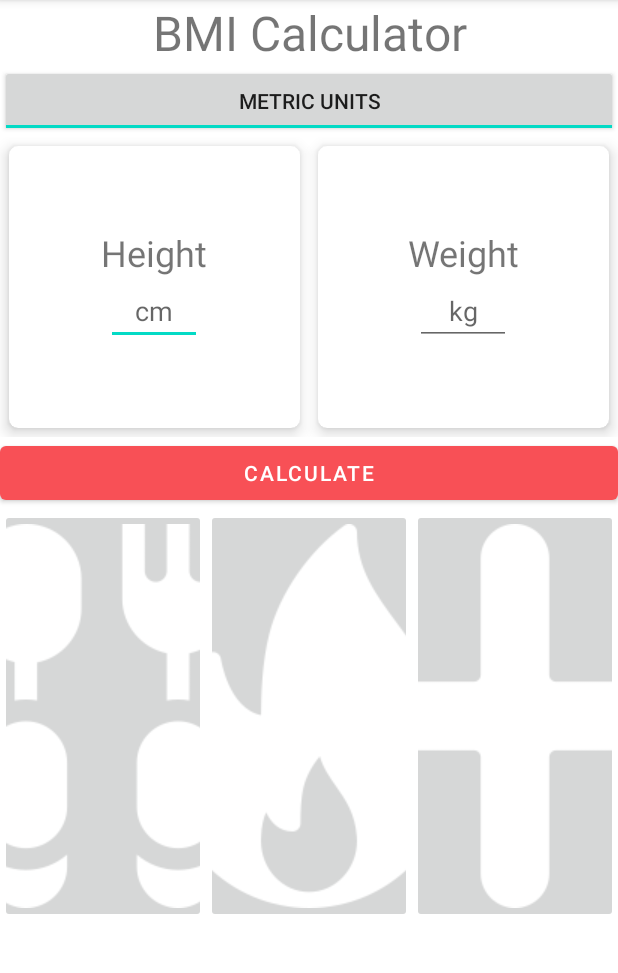
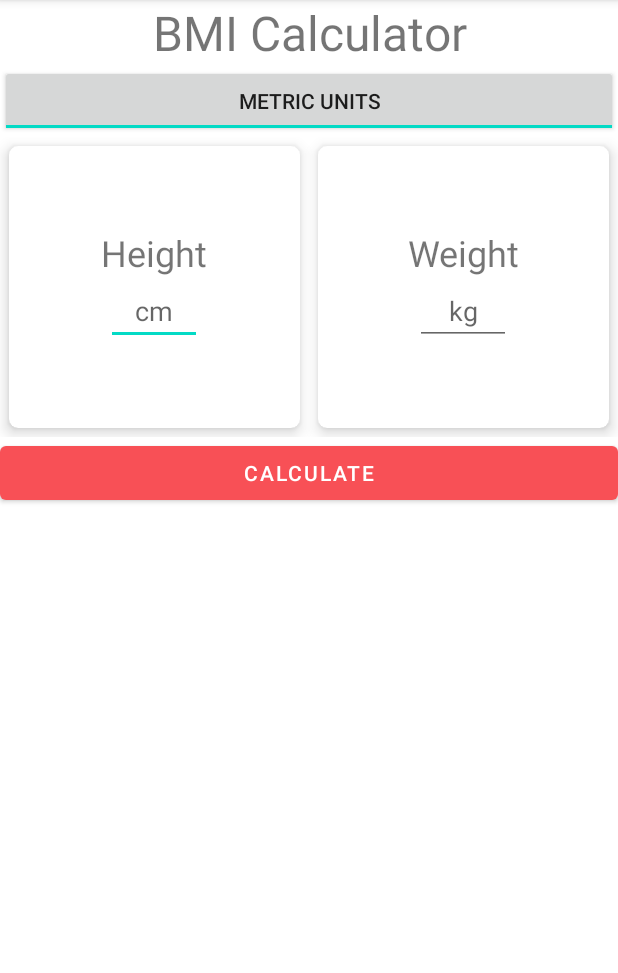
Before and after one commit to SmartNutrition11/smartnutrition, an Android app: the screen it shows after launch (BMIActivity), after a tap on "BMI Calculator", on a phone screen of 412 x 824 dp, the part 84-1057 px from its top. Run offline under Robolectric (Android 15) with nearby library versions, the phone set to English and light mode, and no system bars.

Commit message:
Revert "Merge pull request #20 from SmartNutrition11/huangtz_codeReview2"
This reverts commit bd882e4d85406e102e7fc41df9c8a96731151510.

```diff
--- a/app/build.gradle
+++ b/app/build.gradle
@@ -30,6 +30,9 @@ android {
     kotlinOptions {
         jvmTarget = '1.8'
     }
+    buildFeatures {
+        viewBinding true
+    }
 }
 
 dependencies {
--- a/app/src/main/java/edu/uc/mille5bm/smartnutrition/BMIActivity.kt
+++ b/app/src/main/java/edu/uc/mille5bm/smartnutrition/BMIActivity.kt
@@ -1,12 +1,11 @@
-
 package edu.uc.mille5bm.smartnutrition
 
 import android.graphics.Color
 import android.os.Bundle
+import android.view.View
+import android.widget.Toast
 import androidx.appcompat.app.AppCompatActivity
-import android.view.View
-import android.widget.*
-import androidx.cardview.widget.CardView
+import edu.uc.mille5bm.smartnutrition.databinding.ActivityBmiCalculatorBinding
 import edu.uc.mille5bm.smartnutrition.ui.main.BMICalcUtil
 import edu.uc.mille5bm.smartnutrition.ui.main.BMICalcUtil.Companion.BMI_CATEGORY_HEALTHY
 import edu.uc.mille5bm.smartnutrition.ui.main.BMICalcUtil.Companion.BMI_CATEGORY_OBESE
@@ -14,57 +13,44 @@ import edu.uc.mille5bm.smartnutrition.ui.main.BMICalcUtil.Companion.BMI_CATEGORY
 import edu.uc.mille5bm.smartnutrition.ui.main.BMICalcUtil.Companion.BMI_CATEGORY_UNDERWEIGHT
 
 
-class BMIActivity: AppCompatActivity(){
-    lateinit var weightKgEditText: EditText
-    lateinit var heightCmEditText: EditText
-    lateinit var weightLbsEditText: EditText
-    lateinit var heightFtEditText: EditText
-    lateinit var heightInEditText: EditText
-    lateinit var calculateButton: Button
-    lateinit var bmiTextView: TextView
-    lateinit var categoryTextView: TextView
-    lateinit var toggleUnitsButton: ToggleButton
-    lateinit var bmiResultCardView: CardView
+class BMIActivity : AppCompatActivity() {
+    private lateinit var binding: ActivityBmiCalculatorBinding
     var inMetricUnits = false
+
     override fun onCreate(savedInstanceState: Bundle?) {
         super.onCreate(savedInstanceState)
-        setContentView(R.layout.activity_bmi_calculator)
-        weightKgEditText = findViewById(R.id.activity_main_weightkgs)
-        heightCmEditText = findViewById(R.id.activity_main_heightcm)
-        weightLbsEditText = findViewById(R.id.activity_main_weightlbs)
-        heightFtEditText = findViewById(R.id.activity_main_heightfeet)
-        heightInEditText = findViewById(R.id.activity_main_heightinches)
-        calculateButton = findViewById(R.id.activity_main_calculate)
-        toggleUnitsButton = findViewById(R.id.activity_main_toggleunits)
-        bmiTextView = findViewById(R.id.activity_main_bmi)
-        categoryTextView = findViewById(R.id.activity_main_category)
-        bmiResultCardView = findViewById(R.id.activity_main_resultcard)
+        binding = ActivityBmiCalculatorBinding.inflate(layoutInflater)
+        setContentView(binding.root)
         inMetricUnits = true
         updateInputsVisibility()
-        bmiResultCardView.setVisibility(View.GONE)
-        calculateButton.setOnClickListener(View.OnClickListener {
+        binding.resultcard.visibility = View.GONE
+        binding.calculate.setOnClickListener(View.OnClickListener {
             if (inMetricUnits) {
-                if (weightKgEditText.length() == 0 || heightCmEditText.length() == 0) {
-                    Toast.makeText(this@BMIActivity, "Populate Weight and Height to Calculate BMI", Toast.LENGTH_SHORT).show()
+                if (binding.weightkgs.length() == 0 || binding.heightcm.length() == 0) {
+                    showValidationMessage()
                 } else {
-                    val heightInCms = heightCmEditText.getText().toString().toDouble()
-                    val weightInKgs = weightKgEditText.getText().toString().toDouble()
-                    val bmi = BMICalcUtil().calculateBMIMetric(heightInCms, weightInKgs)
-                    displayBMI(bmi)
+                    displayBMI(
+                        BMICalcUtil().calculateBMIMetric(
+                            binding.heightcm.text.toString().toDouble(),
+                            binding.weightkgs.text.toString().toDouble()
+                        )
+                    )
                 }
             } else {
-                if (weightLbsEditText.length() == 0 || heightFtEditText.length() == 0 || heightInEditText.length() == 0) {
-                    Toast.makeText(this@BMIActivity, "Populate Weight and Height to Calculate BMI", Toast.LENGTH_SHORT).show()
+                if (binding.weightlbs.length() == 0 || binding.heightfeet.length() == 0 || binding.heightinches.length() == 0) {
+                    showValidationMessage()
                 } else {
-                    val heightFeet = heightFtEditText.getText().toString().toDouble()
-                    val heightInches = heightInEditText.getText().toString().toDouble()
-                    val weightLbs = weightLbsEditText.getText().toString().toDouble()
-                    val bmi = BMICalcUtil().calculateBMIImperial(heightFeet, heightInches, weightLbs)
-                    displayBMI(bmi)
+                    displayBMI(
+                        BMICalcUtil().calculateBMIImperial(
+                            binding.heightfeet.text.toString().toDouble(),
+                            binding.heightinches.text.toString().toDouble(),
+                            binding.weightlbs.text.toString().toDouble()
+                        )
+                    )
                 }
             }
         })
-        toggleUnitsButton.setOnClickListener(View.OnClickListener {
+        binding.toggleunits.setOnClickListener(View.OnClickListener {
             inMetricUnits = !inMetricUnits
             updateInputsVisibility()
         })
@@ -72,30 +58,38 @@ class BMIActivity: AppCompatActivity(){
 
     private fun updateInputsVisibility() {
         if (inMetricUnits) {
-            heightCmEditText.visibility = View.VISIBLE
-            weightKgEditText.visibility = View.VISIBLE
-            heightFtEditText.visibility = View.GONE
-            heightInEditText.visibility = View.GONE
-            weightLbsEditText.visibility = View.GONE
+            binding.heightcm.visibility = View.VISIBLE
+            binding.weightkgs.visibility = View.VISIBLE
+            binding.heightfeet.visibility = View.GONE
+            binding.heightinches.visibility = View.GONE
+            binding.weightlbs.visibility = View.GONE
         } else {
-            heightCmEditText.visibility = View.GONE
-            weightKgEditText.visibility = View.GONE
-            heightFtEditText.visibility = View.VISIBLE
-            heightInEditText.visibility = View.VISIBLE
-            weightLbsEditText.visibility = View.VISIBLE
+            binding.heightcm.visibility = View.GONE
+            binding.weightkgs.visibility = View.GONE
+            binding.heightfeet.visibility = View.VISIBLE
+            binding.heightinches.visibility = View.VISIBLE
+            binding.weightlbs.visibility = View.VISIBLE
         }
     }
 
+    private fun showValidationMessage() {
+        Toast.makeText(
+            this@BMIActivity,
+            "Populate Weight and Height to Calculate BMI",
+            Toast.LENGTH_SHORT
+        ).show()
+    }
+
     private fun displayBMI(bmi: Double) {
-        bmiResultCardView.visibility = View.VISIBLE
-        bmiTextView.text = String.format("%.2f", bmi)
-        val bmiCategory =   BMICalcUtil().classifyBMI(bmi)
-        categoryTextView.text = bmiCategory
+        binding.resultcard.visibility = View.VISIBLE
+        binding.bmi.text = String.format("%.2f", bmi)
+        val bmiCategory = BMICalcUtil().classifyBMI(bmi)
+        binding.category.text = bmiCategory
         when (bmiCategory) {
-            BMI_CATEGORY_UNDERWEIGHT -> bmiResultCardView.setCardBackgroundColor(Color.YELLOW)
-            BMI_CATEGORY_HEALTHY -> bmiResultCardView.setCardBackgroundColor(Color.BLACK)
-            BMI_CATEGORY_OVERWEIGHT -> bmiResultCardView.setCardBackgroundColor(Color.YELLOW)
-            BMI_CATEGORY_OBESE -> bmiResultCardView.setCardBackgroundColor(Color.RED)
+            BMI_CATEGORY_UNDERWEIGHT -> binding.resultcard.setCardBackgroundColor(Color.YELLOW)
+            BMI_CATEGORY_HEALTHY -> binding.resultcard.setCardBackgroundColor(Color.BLACK)
+            BMI_CATEGORY_OVERWEIGHT -> binding.resultcard.setCardBackgroundColor(Color.YELLOW)
+            BMI_CATEGORY_OBESE -> binding.resultcard.setCardBackgroundColor(Color.RED)
         }
     }
 }
--- a/app/src/main/java/edu/uc/mille5bm/smartnutrition/MainActivity.kt
+++ b/app/src/main/java/edu/uc/mille5bm/smartnutrition/MainActivity.kt
@@ -3,14 +3,18 @@ package edu.uc.mille5bm.smartnutrition
 import android.content.Intent
 import androidx.appcompat.app.AppCompatActivity
 import android.os.Bundle
-import android.view.View
+import edu.uc.mille5bm.smartnutrition.databinding.ActivityMainBinding
+
 
 class MainActivity : AppCompatActivity() {
+    private lateinit var binding: ActivityMainBinding
+
     override fun onCreate(savedInstanceState: Bundle?) {
         super.onCreate(savedInstanceState)
-        setContentView(R.layout.activity_main)
-        findViewById<View>(R.id.btn_nutrition).setOnClickListener { startActivity(Intent(applicationContext, NutritionInfoActivity::class.java)) }
-        findViewById<View>(R.id.btn_caloriepage).setOnClickListener { startActivity(Intent(applicationContext, CalorieCounterActivity::class.java)) }
-        findViewById<View>(R.id.btn_health).setOnClickListener { startActivity(Intent(applicationContext, BMIActivity::class.java)) }
+        binding = ActivityMainBinding.inflate(layoutInflater)
+        setContentView(binding.root)
+        binding.btnNutrition.setOnClickListener { startActivity(Intent(applicationContext, NutritionInfoActivity::class.java)) }
+        binding.btnCalorie.setOnClickListener { startActivity(Intent(applicationContext, CalorieCounterActivity::class.java)) }
+        binding.btnHealth.setOnClickListener { startActivity(Intent(applicationContext, BMIActivity::class.java)) }
     }
 }
--- a/app/src/main/res/layout/activity_bmi_calculator.xml
+++ b/app/src/main/res/layout/activity_bmi_calculator.xml
@@ -10,16 +10,16 @@
         android:layout_width="match_parent"
         android:layout_height="wrap_content"
         android:gravity="center_horizontal"
-        android:text="@string/bmi_calculator"
+        android:text="BMI Calculator"
         android:textSize="32sp"/>
 
     <ToggleButton
-        android:id="@+id/activity_main_toggleunits"
+        android:id="@+id/toggleunits"
         android:layout_width="match_parent"
         android:layout_height="wrap_content"
         android:checked="true"
-        android:textOff="@string/imperial_units"
-        android:textOn="@string/metric_units" />
+        android:textOff="Imperial Units"
+        android:textOn="Metric Units" />
 
     <LinearLayout
         android:layout_width="match_parent"
@@ -41,23 +41,22 @@
                 android:layout_gravity="center_vertical">
 
                 <TextView
-                    android:id="@+id/activity_main_heightlabel"
+                    android:id="@+id/heightlabel"
                     android:layout_width="match_parent"
                     android:layout_height="wrap_content"
                     android:gravity="center_horizontal"
-                    android:text="@string/height"
+                    android:text="Height"
                     android:textSize="24sp"/>
 
                 <EditText
-                    android:id="@+id/activity_main_heightcm"
+                    android:id="@+id/heightcm"
                     android:layout_width="wrap_content"
                     android:layout_height="wrap_content"
                     android:ems="3"
                     android:inputType="numberDecimal"
                     android:layout_gravity="center_horizontal"
                     android:gravity="center_horizontal"
-                    android:hint="@string/cm"
-                    android:autofillHints="" />
+                    android:hint="cm"/>
 
                 <LinearLayout
                     android:layout_width="match_parent"
@@ -66,24 +65,22 @@
                     android:gravity="center_horizontal">
 
                     <EditText
-                        android:id="@+id/activity_main_heightfeet"
+                        android:id="@+id/heightfeet"
                         android:layout_width="wrap_content"
                         android:layout_height="wrap_content"
                         android:ems="3"
                         android:inputType="numberDecimal"
                         android:gravity="center_horizontal"
-                        android:hint="@string/ft"
-                        android:autofillHints="" />
+                        android:hint="ft"/>
 
                     <EditText
-                        android:id="@+id/activity_main_heightinches"
+                        android:id="@+id/heightinches"
                         android:layout_width="wrap_content"
                         android:layout_height="wrap_content"
                         android:ems="3"
                         android:inputType="numberDecimal"
                         android:gravity="center_horizontal"
-                        android:hint="@string/in"
-                        android:autofillHints="" />
+                        android:hint="in"/>
 
                 </LinearLayout>
 
@@ -106,45 +103,43 @@
                 android:layout_gravity="center_vertical">
 
                 <TextView
-                    android:id="@+id/activity_main_weightlabel"
+                    android:id="@+id/weightlabel"
                     android:layout_width="match_parent"
                     android:layout_height="wrap_content"
                     android:gravity="center_horizontal"
-                    android:text="@string/weight"
+                    android:text="Weight"
                     android:textSize="24sp"/>
 
                 <EditText
-                    android:id="@+id/activity_main_weightkgs"
+                    android:id="@+id/weightkgs"
                     android:layout_width="wrap_content"
                     android:layout_height="wrap_content"
                     android:ems="3"
                     android:inputType="numberDecimal"
                     android:layout_gravity="center_horizontal"
                     android:gravity="center_horizontal"
-                    android:hint="@string/kg"
-                    android:autofillHints="" />
+                    android:hint="kg"/>
 
                 <EditText
-                    android:id="@+id/activity_main_weightlbs"
+                    android:id="@+id/weightlbs"
                     android:layout_width="wrap_content"
                     android:layout_height="wrap_content"
                     android:ems="3"
                     android:inputType="numberDecimal"
                     android:layout_gravity="center_horizontal"
                     android:gravity="center_horizontal"
-                    android:hint="@string/lbs"
-                    android:autofillHints="" />
+                    android:hint="lbs"/>
 
             </LinearLayout>
         </androidx.cardview.widget.CardView>
 
     </LinearLayout>
     <Button
-        android:id="@+id/activity_main_calculate"
+        android:id="@+id/calculate"
         android:layout_width="match_parent"
         android:layout_height="wrap_content"
         android:layout_gravity="center_horizontal"
-        android:text="@string/calculate" />
+        android:text="Calculate" />
 
 
 
@@ -155,7 +150,7 @@
         app:cardCornerRadius="6dp"
         app:cardMaxElevation="6dp"
         android:layout_margin="6dp"
-        android:id="@+id/activity_main_resultcard">
+        android:id="@+id/resultcard">
 
         <LinearLayout
             android:layout_width="match_parent"
@@ -168,7 +163,7 @@
                 android:layout_width="match_parent"
                 android:layout_height="wrap_content"
                 android:gravity="center_horizontal"
-                android:text="@string/your_bmi"
+                android:text="Your BMI"
                 android:textSize="30sp"/>
 
             <TextView
@@ -176,11 +171,11 @@
                 android:layout_height="wrap_content"
                 android:layout_gravity="center_horizontal"
                 android:gravity="center_horizontal"
-                android:id="@+id/activity_main_bmi"
+                android:id="@+id/bmi"
                 android:textSize="20sp"/>
 
             <TextView
-                android:id="@+id/activity_main_category"
+                android:id="@+id/category"
                 android:layout_width="match_parent"
                 android:layout_height="wrap_content"
                 android:layout_gravity="center_horizontal"
@@ -191,35 +186,5 @@
 
     </androidx.cardview.widget.CardView>
 
-    <LinearLayout
-        android:layout_width="match_parent"
-        android:layout_height="match_parent"
-        android:orientation="horizontal">
-
-        <ImageButton
-            android:id="@+id/btn_nutritionpage"
-            android:layout_width="wrap_content"
-            android:layout_height="wrap_content"
-            android:layout_weight="1"
-            android:contentDescription="@string/btnSpoon"
-            app:srcCompat="@drawable/spoon" />
-
-        <ImageButton
-            android:id="@+id/btn_caloriepage"
-            android:layout_width="wrap_content"
-            android:layout_height="wrap_content"
-            android:layout_weight="1"
-            android:contentDescription="@string/btnFire"
-            app:srcCompat="@drawable/fire" />
-
-        <ImageButton
-            android:id="@+id/btn_healthpage"
-            android:layout_width="wrap_content"
-            android:layout_height="wrap_content"
-            android:layout_weight="1"
-            android:contentDescription="@string/btnMore"
-            app:srcCompat="@drawable/add" />
-    </LinearLayout>
-
 
 </LinearLayout>
--- a/app/src/main/res/values/strings.xml
+++ b/app/src/main/res/values/strings.xml
@@ -5,34 +5,4 @@
     <string name="btn_nutrition_text">Nutrition Info</string>
     <string name="txt_menu_text">Menu</string>
     <string name="search_hint">Search&#8230;</string>
-    <string name="text_searchbox" />
-    <string name="image_fork" />
-    <string name="image_fire" />
-
-    <string name="image_more" />
-
-    <string name="nutrition_info">Nutrition Info</string>
-    <string name="bmi_calculator">BMI Calculator</string>
-    <string name="imperial_units">Imperial Units</string>
-    <string name="metric_units">Metric Units</string>
-    <string name="height">Height</string>
-    <string name="cm">cm</string>
-    <string name="ft">ft</string>
-    <string name="in">in</string>
-    <string name="weight">Weight</string>
-    <string name="kg">kg</string>
-    <string name="lbs">lbs</string>
-    <string name="calculate">Calculate</string>
-    <string name="your_bmi">Your BMI</string>
-    <string name="btnSpoon">SpoonPage</string>
-    <string name="btnMore">More</string>
-    <string name="btnFire">Fire</string>
-    <string name="add_activity">Add Activity</string>
-    <string name="textName">Name</string>
-    <string name="please_enter_activity_name">Please enter activity name</string>
-    <string name="please_enter_calories_burned">Please enter calories burned</string>
-    <string name="submit">Submit</string>
-    <string name="activity_tracker">Activity Tracker</string>
-
-    <string name="your_activities">Your Activities</string>
 </resources>
```
Also changed, not shown: app/src/main/res/layout/activity_main.xml (+23 -24 lines), app/src/main/res/layout/activity_nutrition_info.xml (+9 -15 lines), app/src/main/res/layout/activity_tracker.xml (+21 -23 lines), app/src/main/res/values/spacing.xml (added, +10 -0 lines), 1 other file.
